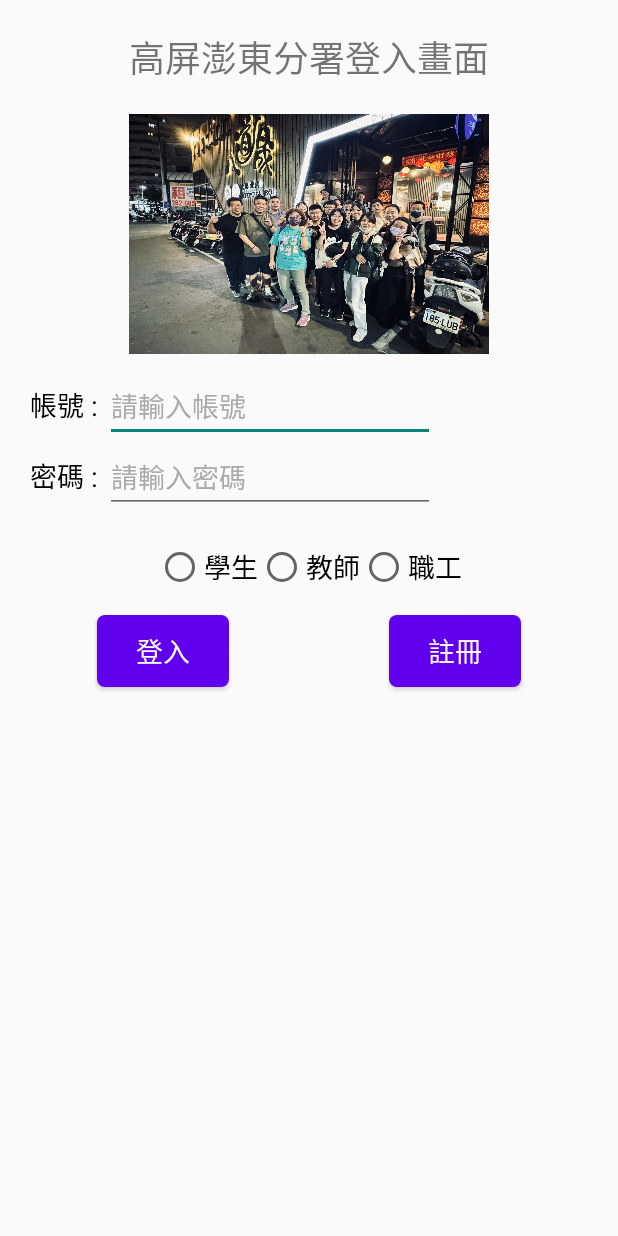
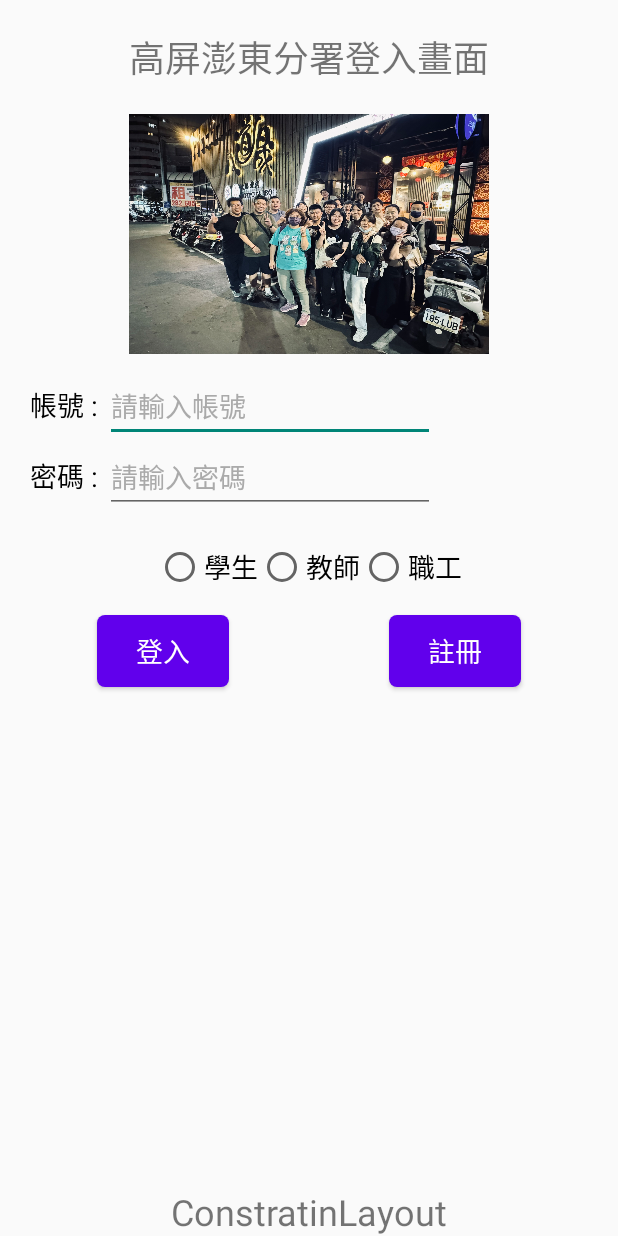
Before and after one commit to Syooian/IMCSD_AppDesign, an Android app: the my_Activity_Homework_ConstraintLayout screen opened directly, with no data from a screen before it, on a phone screen of 412 x 824 dp. Run offline under Robolectric (Android 15) with nearby library versions, the phone set to English and light mode, and no system bars.

Commit message:
作業的Layout加上文字顯示

```diff
--- a/app/src/main/res/layout/my_homework_constraintlayout.xml
+++ b/app/src/main/res/layout/my_homework_constraintlayout.xml
@@ -159,5 +159,15 @@
         app:layout_constraintRight_toRightOf="@id/ButtonGuideLineVR"
         app:layout_constraintTop_toBottomOf="@id/ButtonGuideLineH" />
 
+    <TextView
+        android:layout_width="wrap_content"
+        android:layout_height="wrap_content"
+        android:layout_marginTop="20dp"
+        android:text="ConstratinLayout"
+        android:textSize="24sp"
+        app:layout_constraintLeft_toLeftOf="parent"
+        app:layout_constraintRight_toRightOf="parent"
+        app:layout_constraintBottom_toBottomOf="parent" />
+
 
 </androidx.constraintlayout.widget.ConstraintLayout>
```
Also changed, not shown: app/src/main/res/layout/my_homework_linearlayout.xml (+8 -0 lines), app/src/main/res/layout/my_homework_relativelayout.xml (+10 -2 lines).
